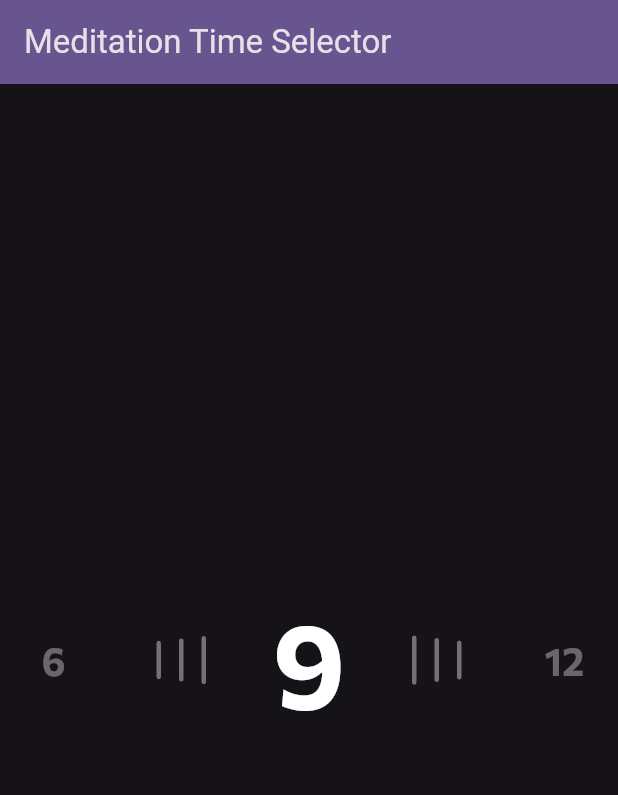
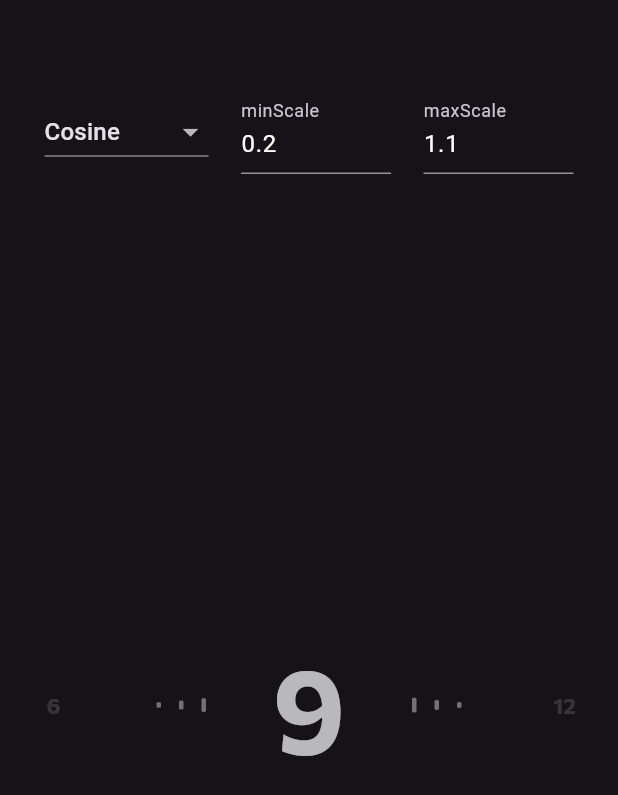
Before and after one commit to shrabanti722/minutes_slider, a Flutter app: the screen it shows after launch, on a phone screen of 412 x 824 dp. Shown: the top 795 px of the screen. Run offline on Flutter 3.47's test engine with Material 3 defaults, Android fonts, the phone set to English and light mode, and no system bars; our stand-ins replace flutter_hooks, hooks_riverpod.

Commit message:
added dropdown for function selection

```diff
--- a/lib/main.dart
+++ b/lib/main.dart
@@ -40,12 +40,12 @@ class MyHomePage extends StatelessWidget {
 
   @override
   Widget build(BuildContext context) {
-    return Scaffold(
-      appBar: AppBar(
-        backgroundColor: Theme.of(context).colorScheme.inversePrimary,
-        title: Text(title),
-      ),
-      body: const Center(
+    return const Scaffold(
+      // appBar: AppBar(
+      //   backgroundColor: Theme.of(context).colorScheme.inversePrimary,
+      //   title: Text(title),
+      // ),
+      body: Center(
         child: MeditationDurationCarousel(),
       ),
     );
--- a/lib/time_slider.dart
+++ b/lib/time_slider.dart
@@ -5,8 +5,6 @@ import 'package:flutter/services.dart';
 import 'package:flutter_hooks/flutter_hooks.dart';
 import 'package:hooks_riverpod/hooks_riverpod.dart';
 import 'package:minutes_slider/meditation_selector_provider.dart';
-// import 'package:miracle_of_mind/common/extensions/extensions.dart';
-// import 'package:miracle_of_mind/home/screens/meditation_selector_screen/meditation_selector_provider.dart';
 
 const separatorGap = 12.0;
 const separatorLineWidth = 3.0;
@@ -14,16 +12,6 @@ const separatorTotalWidth = (3 * separatorLineWidth) + (separatorGap * 2);
 
 class MeditationDurationCarousel extends HookConsumerWidget {
   const MeditationDurationCarousel({super.key});
-
-  final double maxScale = 1.1;
-  final double minScale = 0.2;
-
-  double calculateScale(double distanceToCenter, double centerPosition) {
-    final double normalizedDistance = distanceToCenter / centerPosition;
-    final double scale =
-        maxScale - (normalizedDistance * (maxScale - minScale));
-    return scale.clamp(minScale, maxScale);
-  }
 
     int getIndexFromOffset(double itemWidth, double scrollOffset) {
       final scrollPosition = scrollOffset;
@@ -57,6 +45,45 @@ class MeditationDurationCarousel extends HookConsumerWidget {
 
     const minScrollThreshold = 20;
 
+    // Dropdown to select the scale function
+    final selectedFunction = useState<String>('Cosine');
+
+    // Text editing controllers for minScale and maxScale
+    final minScaleController = useTextEditingController(text: '0.2');
+    final maxScaleController = useTextEditingController(text: '1.1');
+
+    double getMinScale() {
+      return double.tryParse(minScaleController.text) ?? 0.2;
+    }
+
+    double getMaxScale() {
+      return double.tryParse(maxScaleController.text) ?? 1.1;
+    }
+
+    double calculateScale(String functionType, double distanceToCenter, double centerPosition) {
+      final minScale = getMinScale();
+      final maxScale = getMaxScale();
+
+      final double normalizedDistance = distanceToCenter / centerPosition;
+
+      switch (functionType) {
+        case 'Cosine':
+          final num scaleFactor = pow((1 + cos(pi * normalizedDistance)) / 2, 2);
+          return minScale + scaleFactor * (maxScale - minScale);
+        case 'Sigmoid':
+          final double scaleFactor = 1 / (1 + exp(8 * (normalizedDistance - 0.5)));
+          return minScale + scaleFactor * (maxScale - minScale);
+        case 'Exponential':
+          final double scaleFactor = exp(-3 * normalizedDistance);
+          return minScale + scaleFactor * (maxScale - minScale);
+        case 'Linear':
+          final double linearDistance = (distanceToCenter * 2.5) / centerPosition;
+          return maxScale - (linearDistance * (maxScale - minScale));
+        default:
+          return minScale;
+      }
+    }
+
     useEffect(() {
       if (!controller.hasClients) {
         return;
@@ -76,9 +103,7 @@ class MeditationDurationCarousel extends HookConsumerWidget {
         final currentCenterIndex = rawIndex.round();
         final differenceBetweenIndex = currentCenterIndex - rawIndex;
 
-        if (
-            // if less than 0.2 difference between the current index and the raw index, then user has almost scrolled to the item.
-            differenceBetweenIndex.abs() < 0.2 &&
+        if (differenceBetweenIndex.abs() < 0.2 &&
             currentCenterIndex != lastSelectedItem.value &&
             DateTime.now()
                     .difference(lastCallbackTime.value)
@@ -101,7 +126,47 @@ class MeditationDurationCarousel extends HookConsumerWidget {
       return () => controller.removeListener(scrollListener);
     }, []);
 
-    return SizedBox(
+    return Column(
+      children: [
+        Padding(
+          padding: const EdgeInsets.only(top: 60.0, left: 8.0, right: 8.0),
+          child: Row(
+            mainAxisAlignment: MainAxisAlignment.spaceEvenly,
+            children: [
+              DropdownButton<String>(
+                value: selectedFunction.value,
+                items: <String>['Cosine', 'Sigmoid', 'Exponential', 'Linear']
+                    .map((String value) {
+                  return DropdownMenuItem<String>(
+                    value: value,
+                    child: Text(value),
+                  );
+                }).toList(),
+                onChanged: (String? newValue) {
+                  selectedFunction.value = newValue!;
+                },
+              ),
+              SizedBox(
+                width: 100,
+                child: TextField(
+                  controller: minScaleController,
+                  decoration: const InputDecoration(labelText: 'minScale'),
+                  keyboardType: TextInputType.number,
+                ),
+              ),
+              SizedBox(
+                width: 100,
+                child: TextField(
+                  controller: maxScaleController,
+                  decoration: const InputDecoration(labelText: 'maxScale'),
+                  keyboardType: TextInputType.number,
+                ),
+              ),
+            ],
+          ),
+        ),
+        Expanded(
+          child: SizedBox(
             height: 200,
             child: NotificationListener<ScrollEndNotification>(
               onNotification: (notification) {
@@ -110,10 +175,6 @@ class MeditationDurationCarousel extends HookConsumerWidget {
                   final itemSpacing = itemWidth + separatorTotalWidth;
                   final rawIndex = scrollPosition / itemSpacing;
                   final targetIndex = rawIndex.round();
-
-            // print('Debug: scrollPosition = $scrollPosition');
-            // print('Debug: rawIndex = $rawIndex');
-            // print('Debug: targetIndex = $targetIndex');
 
                   final targetOffset = targetIndex * itemSpacing -
                       (centerOfScreen - listPadding - itemWidth / 2);
@@ -141,14 +202,17 @@ class MeditationDurationCarousel extends HookConsumerWidget {
                       child: AnimatedBuilder(
                         animation: controller,
                         builder: (context, child) {
-                    final itemPosition =
-                        index * (itemWidth + separatorTotalWidth) +
+                          final itemPosition = index *
+                                  (itemWidth + separatorTotalWidth) +
                               listPadding -
                               controller.offset;
                           final distanceToCenter =
-                        (itemPosition - centerOfScreen + itemWidth / 2).abs();
-                    final scale =
-                        calculateScale(distanceToCenter, centerOfScreen);
+                              (itemPosition - centerOfScreen + itemWidth / 2)
+                                  .abs();
+                          final scale = calculateScale(
+                              selectedFunction.value,
+                              distanceToCenter,
+                              centerOfScreen);
                           return Transform.scale(
                             scale: scale,
                             child: Opacity(
@@ -159,9 +223,11 @@ class MeditationDurationCarousel extends HookConsumerWidget {
                         },
                         child: Text(
                           '${meditationMinsOptions[index].minutes}',
-                    style:
-                      const TextStyle(fontFamily: 'Commissioner', fontSize: 72, fontWeight: FontWeight.bold, color: Colors.white)
-
+                          style: const TextStyle(
+                            fontFamily: 'Commissioner',
+                            fontSize: 72,
+                            fontWeight: FontWeight.bold,
+                          ),
                         ),
                       ),
                     ),
@@ -169,11 +235,19 @@ class MeditationDurationCarousel extends HookConsumerWidget {
                 },
                 separatorBuilder: (context, index) {
                   return TimeSeparatorLines(
-                scrollController: controller, index: index);
+                    scrollController: controller,
+                    index: index,
+                    selectedFunction: selectedFunction.value,
+                    minScale: getMinScale(),
+                    maxScale: getMaxScale(),
+                  );
                 },
                 itemCount: meditationMinsOptions.length,
               ),
             ),
+          ),
+        ),
+      ],
     );
   }
 }
@@ -181,82 +255,41 @@ class MeditationDurationCarousel extends HookConsumerWidget {
 class TimeSeparatorLines extends StatelessWidget {
   final ScrollController scrollController;
   final int index;
+  final String selectedFunction;
+  final double minScale;
+  final double maxScale;
 
   const TimeSeparatorLines({
     super.key,
     required this.scrollController,
     required this.index,
+    required this.selectedFunction,
+    required this.minScale,
+    required this.maxScale,
   });
-
-  final double maxScale = 1.5;
-  final double minScale = 1;
-
-  // double calculateScale(
-  //     double distanceToCenter, double centerPosition, double screenWidth) {
-  //   if (distanceToCenter > screenWidth / 2) {
-  //     return minScale;
-  //   }
-
-  //   final double normalizedDistance = (distanceToCenter * 3) / (centerPosition);
-  //   final double scale =
-  //       maxScale - (normalizedDistance * (maxScale - minScale));
-  //   return scale.clamp(minScale, maxScale);
-  // }
-
-//   double calculateScale(
-//     double distanceToCenter, double centerPosition, double screenWidth) {
-//   if (distanceToCenter > screenWidth / 2) {
-//     return minScale;
-//   }
-
-//   // Use cosine for smooth wavy effect
-//   final double normalizedDistance = distanceToCenter / (centerPosition);
-//   final double scaleFactor = (1 + cos(pi * normalizedDistance)) / 2;
-//   final double scale = minScale + scaleFactor * (maxScale - minScale);
-
-//   return scale.clamp(minScale, maxScale);
-// }
 
   double calculateScale(
       double distanceToCenter, double centerPosition, double screenWidth) {
-  if (distanceToCenter > screenWidth / 2) {
+    final double normalizedDistance = distanceToCenter / centerPosition;
+
+    switch (selectedFunction) {
+      case 'Cosine':
+        final num scaleFactor = pow((1 + cos(pi * normalizedDistance)) / 2, 2);
+        return minScale + scaleFactor * (maxScale - minScale);
+      case 'Sigmoid':
+        final double scaleFactor = 1 / (1 + exp(8 * (normalizedDistance - 0.5)));
+        return minScale + scaleFactor * (maxScale - minScale);
+      case 'Exponential':
+        final double scaleFactor = exp(-3 * normalizedDistance);
+        return minScale + scaleFactor * (maxScale - minScale);
+      case 'Linear':
+        final double linearDistance =
+            (distanceToCenter * 2.5) / centerPosition;
+        return maxScale - (linearDistance * (maxScale - minScale));
+      default:
         return minScale;
     }
-
-  final double normalizedDistance = distanceToCenter / centerPosition;
-  final num scaleFactor = pow((1 + cos(pi * normalizedDistance)) / 2, 2); // Square the result for faster transition
-  final double scale = minScale + scaleFactor * (maxScale - minScale);
-
-  return scale.clamp(minScale, maxScale);
   }
-
-// double calculateScale(
-//     double distanceToCenter, double centerPosition, double screenWidth) {
-//   if (distanceToCenter > screenWidth / 2) {
-//     return minScale;
-//   }
-
-//   final double normalizedDistance = distanceToCenter / centerPosition;
-//   final double scaleFactor = exp(-3 * normalizedDistance); // Faster decay with larger coefficient
-//   final double scale = minScale + scaleFactor * (maxScale - minScale);
-
-//   return scale.clamp(minScale, maxScale);
-// }
-
-// double calculateScale(
-//     double distanceToCenter, double centerPosition, double screenWidth) {
-//   if (distanceToCenter > screenWidth / 2) {
-//     return minScale;
-//   }
-
-//   final double normalizedDistance = distanceToCenter / centerPosition;
-//   final double scaleFactor = 1 / (1 + exp(8 * (normalizedDistance - 0.5))); // Sigmoid with steepness factor
-//   final double scale = minScale + scaleFactor * (maxScale - minScale);
-
-//   return scale.clamp(minScale, maxScale);
-// }
-
-
 
   @override
   Widget build(BuildContext context) {
```
Lines whose indentation alone changed are shown as unchanged.
